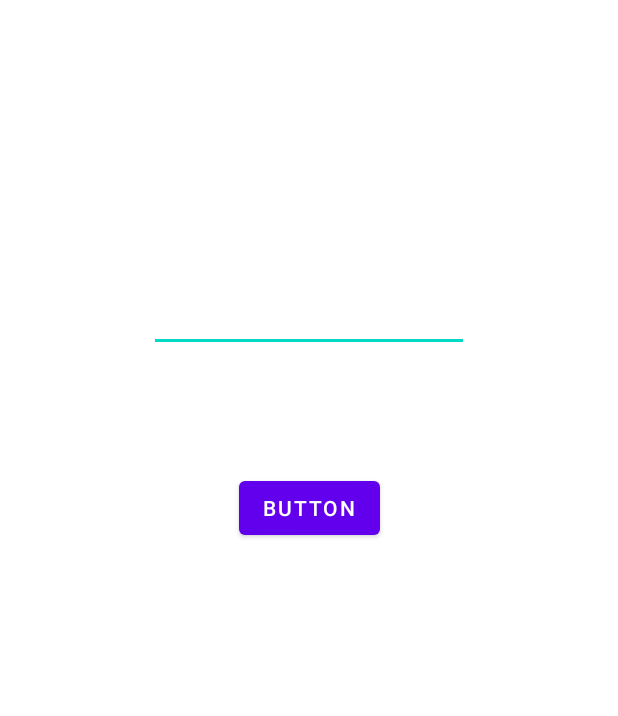
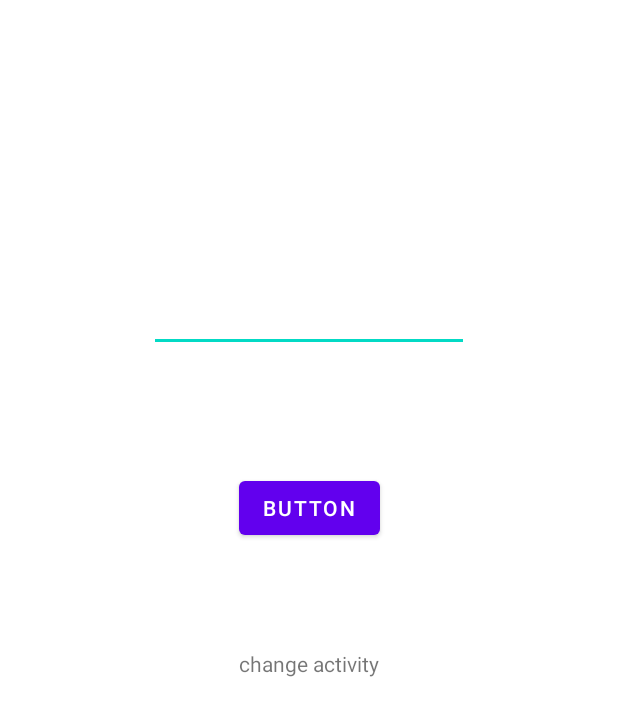
Before and after one commit to NanaPeik/First-Day-, an Android app: the layout activity_main.xml on its own in the app's theme, with its tools: preview values and no code run, on a phone screen of 412 x 824 dp. Shown: the top 716 px of the screen. Run offline under Robolectric (Android 15) with nearby library versions, the phone set to English and light mode, and no system bars.

Commit message:
added change activity textview

```diff
--- a/app/src/main/res/layout/activity_main.xml
+++ b/app/src/main/res/layout/activity_main.xml
@@ -28,6 +28,7 @@
         app:layout_constraintHorizontal_bias="0.5"
         app:layout_constraintStart_toStartOf="parent"
         app:layout_constraintTop_toBottomOf="@+id/high_low"></EditText>
+
     <Button
         android:id="@+id/check_button"
         android:layout_width="wrap_content"
@@ -39,4 +40,15 @@
         app:layout_constraintStart_toStartOf="parent"
         app:layout_constraintTop_toBottomOf="@+id/find_number" />
 
+    <TextView
+        android:id="@+id/change_activity"
+        android:layout_width="wrap_content"
+        android:layout_height="wrap_content"
+        android:layout_marginTop="70dp"
+        android:text="change activity"
+        app:layout_constraintEnd_toEndOf="parent"
+        app:layout_constraintHorizontal_bias="0.5"
+        app:layout_constraintStart_toStartOf="parent"
+        app:layout_constraintTop_toBottomOf="@+id/check_button" />
+
 </androidx.constraintlayout.widget.ConstraintLayout>
```
